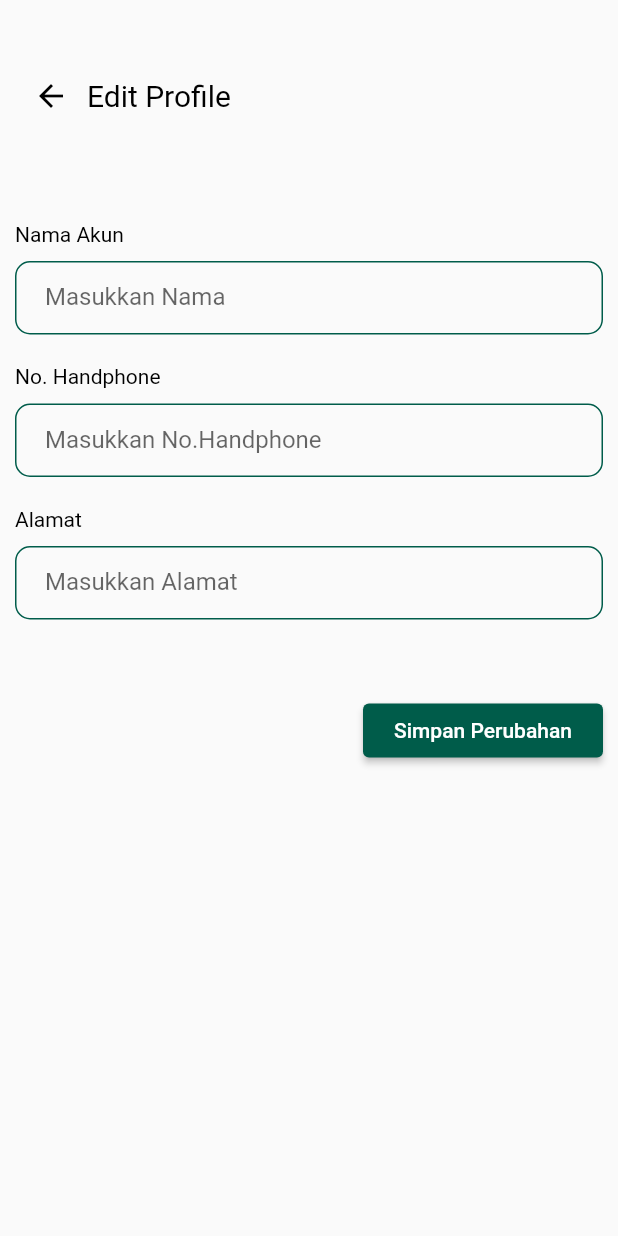
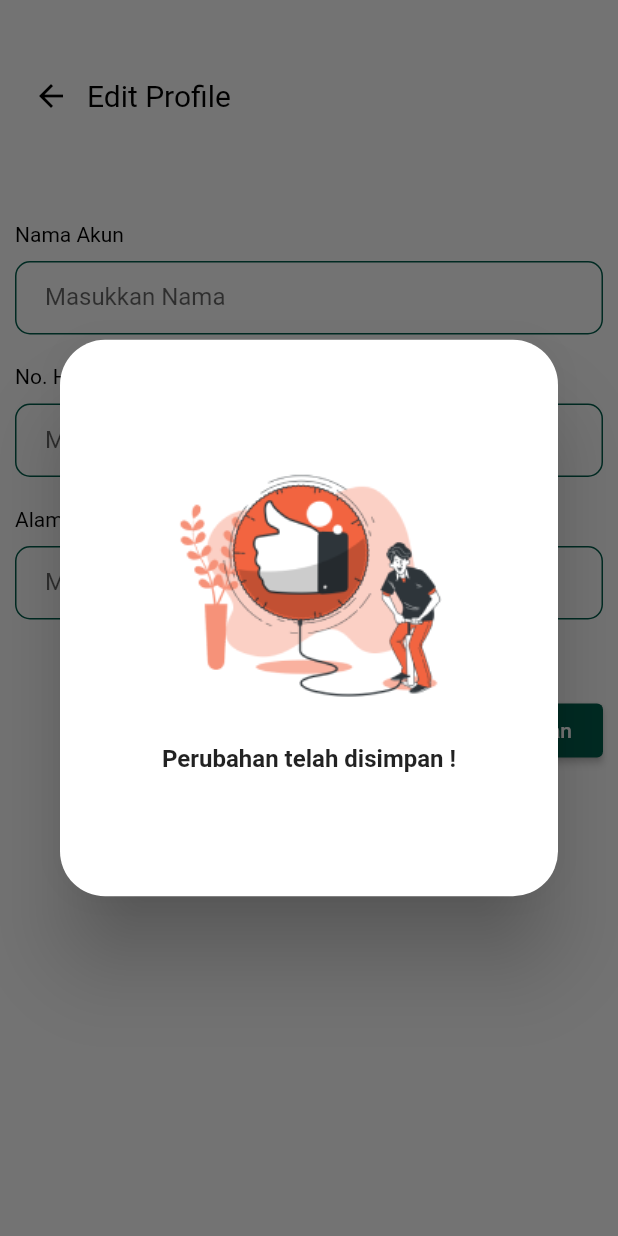
Before and after one commit to Learning-Management-System-Kelompok-42/MOBILE-LMS, a Flutter app: the EditProfileScreen screen opened by its route, after a tap on "Simpan Perubahan", on a phone screen of 412 x 824 dp. Run offline on Flutter 3.47's test engine with Material 2 defaults, Android fonts, the phone set to English and light mode, and no system bars; our stand-ins replace accordion, chewie, dio, dropdown_button2, flutter_form_builder, flutter_rating_bar and 6 more; missing offline and left inert: checkbox_formfield, flutter_filereader, textfield_search; accounts and stored records are empty.

Commit message:
add saved changes prompt

```diff
--- a/Source_code/lms/lib/screen/edit_profile_screen.dart
+++ b/Source_code/lms/lib/screen/edit_profile_screen.dart
@@ -130,7 +130,32 @@ class _EditProfileScreenState extends State<EditProfileScreen> {
             Align(
               alignment: Alignment.bottomRight,
               child: ElevatedButton(
-                onPressed: () {},
+                onPressed: () {
+                  showDialog(
+                    context: context,
+                    builder: (context) => AlertDialog(
+                      shape: RoundedRectangleBorder(
+                          borderRadius: BorderRadius.circular(30.0)),
+                      content: Container(
+                        height: 327,
+                        width: 383,
+                        child: Column(
+                          mainAxisAlignment: MainAxisAlignment.center,
+                          children: [
+                            Image.asset(
+                              "assets/images/perubahan.png",
+                            ),
+                            const Text(
+                              "Perubahan telah disimpan !",
+                              style: TextStyle(fontWeight: FontWeight.bold),
+                            ),
+                            const SizedBox(height: 20),
+                          ],
+                        ),
+                      ),
+                    ),
+                  );
+                },
                 child: const Text('Simpan Perubahan'),
                 style: ElevatedButton.styleFrom(
                     primary: Color.fromARGB(255, 0, 92, 74),
```
Also changed, not shown: Source_code/lms/lib/screen/ganti_password_akun_screen.dart (+26 -1 lines), Source_code/lms/assets/images/perubahan.png (added).
